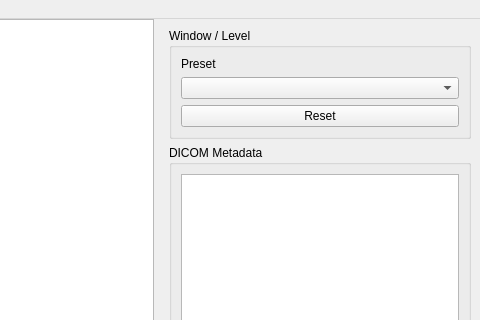
Qt form app/main_window.ui (gustavopcr/DrTIS-Teste) before a commit; both pictures show x 375 to 855 and y 0 to 320 of the 855 by 600 pixel window.
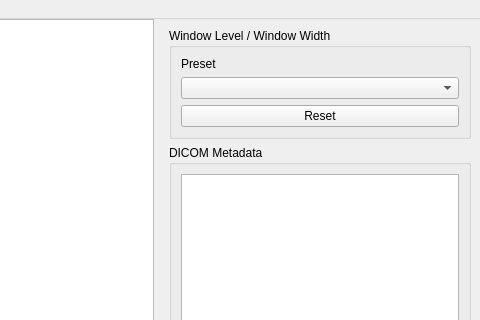
The same form after that commit.

Commit message: fix(app): rename Window/Level group title to Window Level / Window Width

Diff of the .ui file:
```diff
--- a/app/main_window.ui
+++ b/app/main_window.ui
@@ -54,7 +54,7 @@
           </size>
          </property>
          <property name="title">
-          <string>Window / Level</string>
+          <string>Window Level / Window Width</string>
          </property>
          <layout class="QVBoxLayout" name="verticalLayout">
           <item>
```
